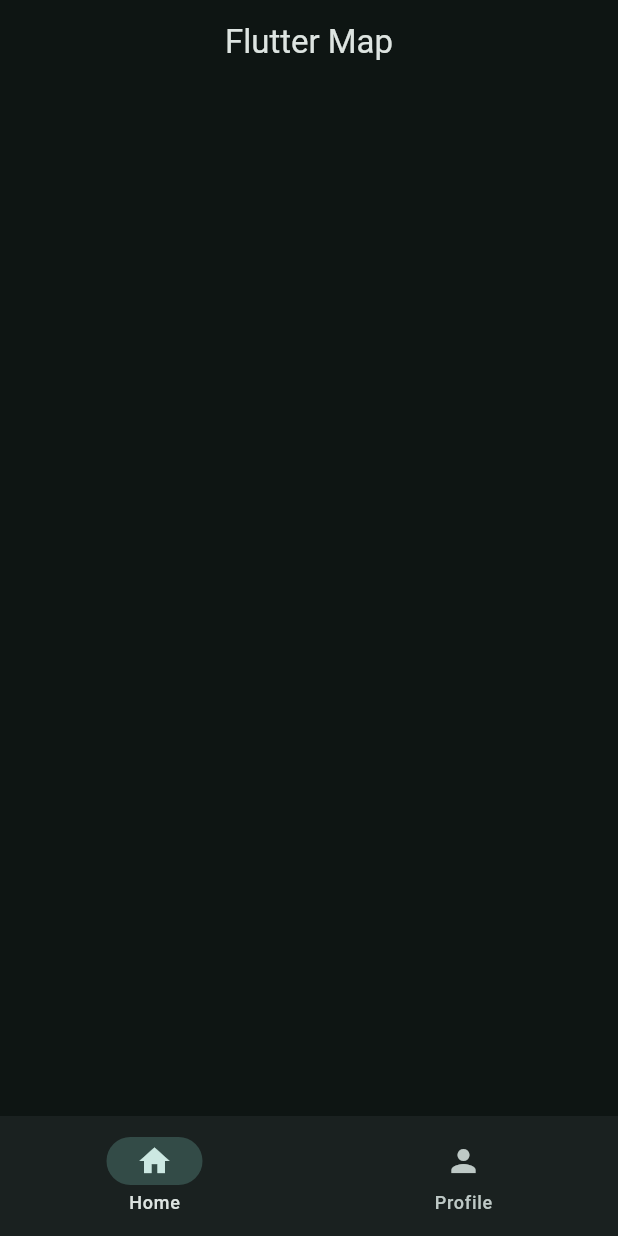
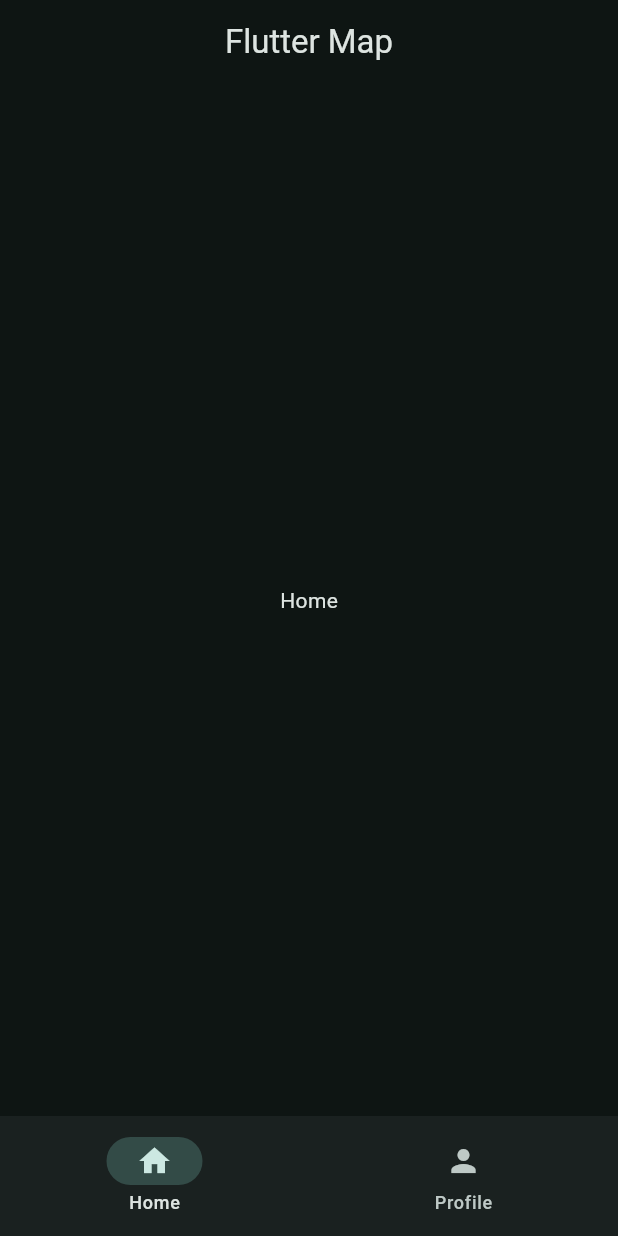
Before and after one commit to SameerAkita/flutter_app, a Flutter app: the screen it shows after launch, on a phone screen of 412 x 824 dp. Run offline on Flutter 3.47's test engine with Material 3 defaults, Android fonts, the phone set to English and light mode, and no system bars; missing offline and left inert: dart:ffi.

Commit message:
MyHomePage

```diff
--- a/lib/main.dart
+++ b/lib/main.dart
@@ -19,15 +19,38 @@ class MyApp extends StatelessWidget {
           brightness: Brightness.dark,
         ),
       ),
-      home: Scaffold(
+      home: MyHomePage(),
+    );
+  }
+}
+
+class MyHomePage extends StatefulWidget {
+  const MyHomePage({super.key});
+
+  @override
+  State<MyHomePage> createState() => _MyHomePageState();
+}
+
+class _MyHomePageState extends State<MyHomePage> {
+  int currentIndex = 0;
+  @override
+  Widget build(BuildContext context) {
+    return Scaffold(
       appBar: AppBar(title: Text('Flutter Map'), centerTitle: true),
+      body: currentIndex == 0
+          ? Center(child: Text('Home'))
+          : Center(child: Text('Profile')),
       bottomNavigationBar: NavigationBar(
         destinations: [
           NavigationDestination(icon: Icon(Icons.home), label: 'Home'),
           NavigationDestination(icon: Icon(Icons.person), label: 'Profile'),
         ],
-          onDestinationSelected: (int value) {},
-        ),
+        onDestinationSelected: (int value) {
+          setState(() {
+            currentIndex = value;
+          });
+        },
+        selectedIndex: currentIndex,
       ),
     );
   }
```
Lines whose indentation alone changed are shown as unchanged.
